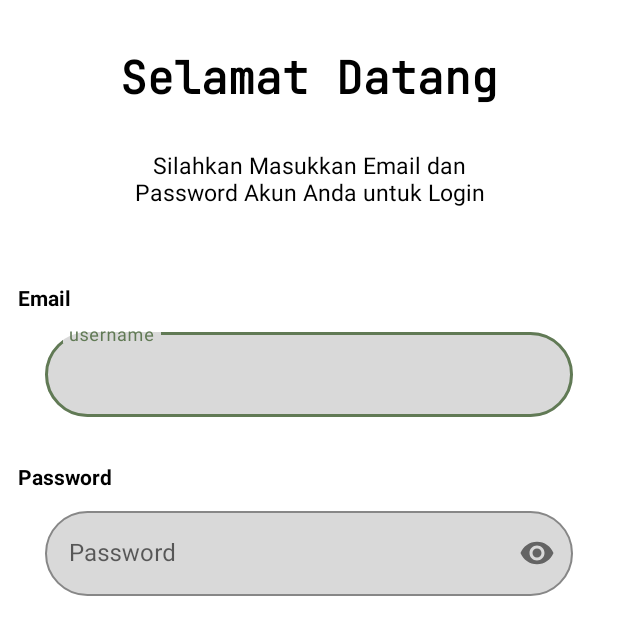
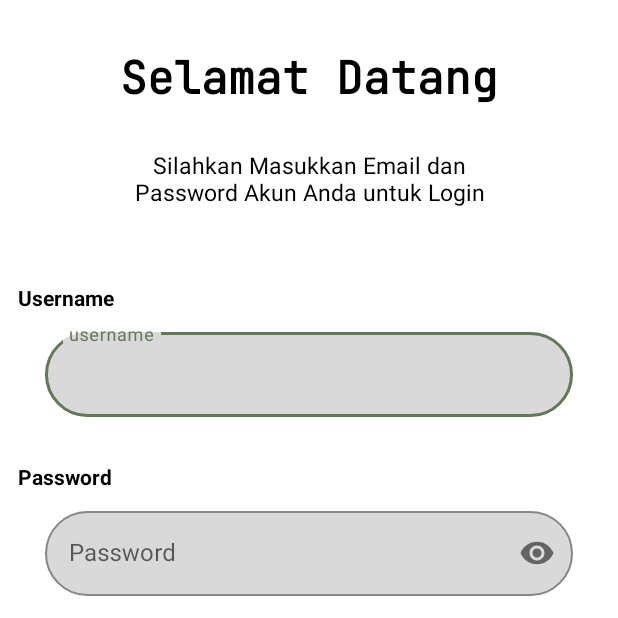
Before and after one commit to ttrrayl/TaniMate, an Android app: the fragment SecondScreenFragment placed in its activity, after a tap on "LET'S START", on a phone screen of 412 x 824 dp, the top half of it. Run offline under Robolectric (Android 15) with nearby library versions, the light colour scheme and no system bars; 1 statement that could not run was skipped.

Commit message:
Activity Kalkulator(Pupuk, Modal, tflite)

```diff
--- a/app/src/main/java/com/example/tanimate/onboarding/screen/SecondScreenFragment.kt
+++ b/app/src/main/java/com/example/tanimate/onboarding/screen/SecondScreenFragment.kt
@@ -10,6 +10,7 @@ import android.widget.TextView
 import androidx.viewpager2.widget.ViewPager2
 import com.example.tanimate.HomeActivity
 import com.example.tanimate.R
+import com.example.tanimate.ui.LoginActivity
 
 class SecondScreenFragment : Fragment() {
 
@@ -23,7 +24,7 @@ class SecondScreenFragment : Fragment() {
         val viewPager = activity?.findViewById<ViewPager2>(R.id.viewPagerScreen)
 
         view.findViewById<TextView>(R.id.buttonStart).setOnClickListener {
-            val intent = Intent(activity, HomeActivity::class.java)
+            val intent = Intent(activity, LoginActivity::class.java)
             startActivity(intent)
             activity?.finish()
         }
--- a/app/src/main/java/com/example/tanimate/ui/CalculatorPupukActivity.kt
+++ b/app/src/main/java/com/example/tanimate/ui/CalculatorPupukActivity.kt
@@ -60,7 +60,7 @@ class CalculatorPupukActivity : AppCompatActivity() {
     }
 
     private fun loadModelFile(context: Context): MappedByteBuffer {
-        val fileDescriptor = context.assets.openFd("mlmodel_2.tflite")
+        val fileDescriptor = context.assets.openFd("mlmodel_3.tflite")
         val fileInputStream = FileInputStream(fileDescriptor.fileDescriptor)
         val fileChannel = fileInputStream.channel
         val startOffset = fileDescriptor.startOffset
--- a/app/src/main/res/layout/activity_login.xml
+++ b/app/src/main/res/layout/activity_login.xml
@@ -36,7 +36,7 @@
         android:id="@+id/tv_email"
         android:layout_width="wrap_content"
         android:layout_height="wrap_content"
-        android:text="@string/email"
+        android:text="@string/tv_username1"
         android:textStyle="bold"
         android:textColor="@color/black"
         android:layout_marginStart="12dp"
--- a/app/src/main/res/layout/fragment_profile.xml
+++ b/app/src/main/res/layout/fragment_profile.xml
@@ -139,4 +139,5 @@
         app:layout_constraintTop_toBottomOf="@+id/linearLayout_DetailProfile" />
 
 
+
 </androidx.constraintlayout.widget.ConstraintLayout>
--- a/app/src/main/res/values/strings.xml
+++ b/app/src/main/res/values/strings.xml
@@ -50,6 +50,8 @@
     <string name="silahkan_pilih_kalkulator_anda">Silahkan Pilih Kalkulator Anda</string>
     <string name="silahkan_masukkan_jenis_tanaman">Silahkan Masukkan Jenis Tanaman</string>
     <string name="silahkan_masukkan_jenis_tanah">Silahkan Masukkan Jenis Tanah</string>
+    <string name="logout">Logout</string>
+    <string name="tv_username1">Username</string>
 
 
     <array name="jenis_tanaman_array">
```
Also changed, not shown: app/src/main/java/com/example/tanimate/ui/CalculatorModalActivity.kt (+5 -41 lines), 1 other file.
